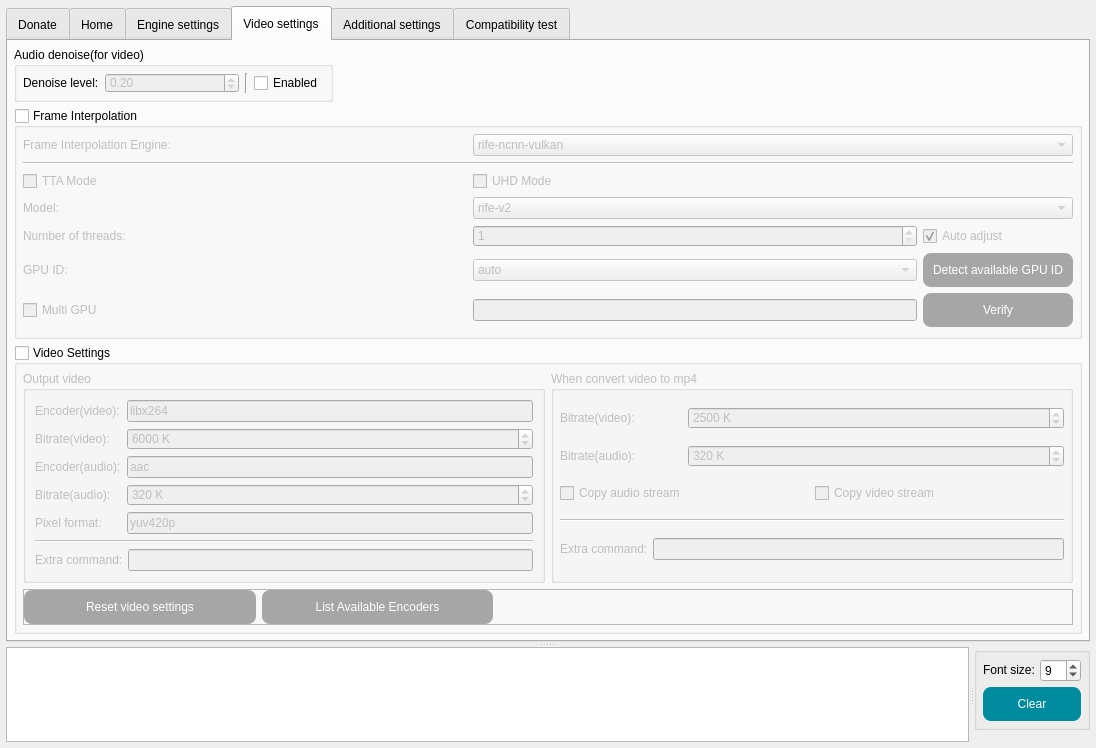
The window that SRC/Waifu2x-Extension-QT/mainwindow.ui (AaronFeng753/Waifu2x-Extension-GUI) describes before a commit, drawn with Qt 5.
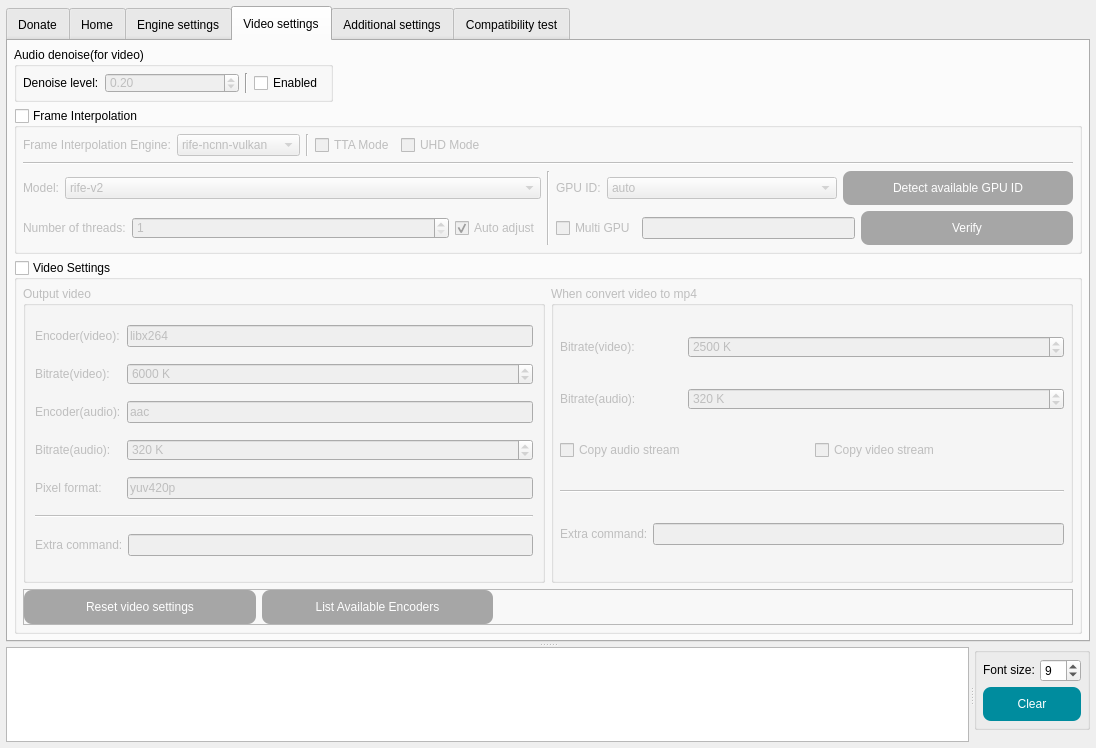
The same window after the commit. The open tabs and pages were chosen to show the change. Icons and pictures are not drawn.

```diff
--- a/SRC/Waifu2x-Extension-QT/mainwindow.ui
+++ b/SRC/Waifu2x-Extension-QT/mainwindow.ui
@@ -7106,6 +7106,12 @@
          </item>
          <item row="1" column="0" colspan="2">
           <widget class="QGroupBox" name="groupBox_FrameInterpolation">
+           <property name="sizePolicy">
+            <sizepolicy hsizetype="Preferred" vsizetype="Fixed">
+             <horstretch>0</horstretch>
+             <verstretch>0</verstretch>
+            </sizepolicy>
+           </property>
            <property name="title">
             <string>Frame Interpolation</string>
            </property>
@@ -7145,6 +7151,126 @@
               <property name="lineWidth">
                <number>0</number>
               </property>
+              <layout class="QGridLayout" name="gridLayout_68">
+               <property name="leftMargin">
+                <number>0</number>
+               </property>
+               <property name="topMargin">
+                <number>0</number>
+               </property>
+               <property name="rightMargin">
+                <number>0</number>
+               </property>
+               <property name="bottomMargin">
+                <number>0</number>
+               </property>
+               <item row="1" column="0" colspan="3">
+                <widget class="Line" name="line_27">
+                 <property name="orientation">
+                  <enum>Qt::Horizontal</enum>
+                 </property>
+                </widget>
+               </item>
+               <item row="2" column="1" rowspan="2">
+                <widget class="Line" name="line_29">
+                 <property name="orientation">
+                  <enum>Qt::Vertical</enum>
+                 </property>
+                </widget>
+               </item>
+               <item row="0" column="0" colspan="3">
+                <widget class="QFrame" name="frame_15">
+                 <property name="sizePolicy">
+                  <sizepolicy hsizetype="Preferred" vsizetype="Fixed">
+                   <horstretch>0</horstretch>
+                   <verstretch>0</verstretch>
+                  </sizepolicy>
+                 </property>
+                 <property name="frameShape">
+                  <enum>QFrame::NoFrame</enum>
+                 </property>
+                 <property name="frameShadow">
+                  <enum>QFrame::Raised</enum>
+                 </property>
+                 <layout class="QGridLayout" name="gridLayout_67">
+                  <property name="leftMargin">
+                   <number>0</number>
+                  </property>
+                  <property name="topMargin">
+                   <number>0</number>
+                  </property>
+                  <property name="rightMargin">
+                   <number>0</number>
+                  </property>
+                  <property name="bottomMargin">
+                   <number>0</number>
+                  </property>
+                  <item row="0" column="5">
+                   <widget class="QCheckBox" name="checkBox_TTA_VFI">
+                    <property name="sizePolicy">
+                     <sizepolicy hsizetype="Preferred" vsizetype="Fixed">
+                      <horstretch>0</horstretch>
+                      <verstretch>0</verstretch>
+                     </sizepolicy>
+                    </property>
+                    <property name="toolTip">
+                     <string>TTA(Test-Time Augmentation):
+The processing time is eight times longer than when unchecked, 
+and the peak signal-to-noise ratio (PSNR) is increased by 0.15, 
+but the effect may not be obvious. It is not recommended to enable it.</string>
+                    </property>
+                    <property name="text">
+                     <string>TTA Mode</string>
+                    </property>
+                   </widget>
+                  </item>
+                  <item row="0" column="7">
+                   <spacer name="horizontalSpacer_12">
+                    <property name="orientation">
+                     <enum>Qt::Horizontal</enum>
+                    </property>
+                    <property name="sizeHint" stdset="0">
+                     <size>
+                      <width>40</width>
+                      <height>20</height>
+                     </size>
+                    </property>
+                   </spacer>
+                  </item>
+                  <item row="0" column="4">
+                   <widget class="Line" name="line_28">
+                    <property name="orientation">
+                     <enum>Qt::Vertical</enum>
+                    </property>
+                   </widget>
+                  </item>
+                  <item row="0" column="6">
+                   <widget class="QCheckBox" name="checkBox_UHD_VFI">
+                    <property name="sizePolicy">
+                     <sizepolicy hsizetype="Preferred" vsizetype="Fixed">
+                      <horstretch>0</horstretch>
+                      <verstretch>0</verstretch>
+                     </sizepolicy>
+                    </property>
+                    <property name="text">
+                     <string>UHD Mode</string>
+                    </property>
+                   </widget>
+                  </item>
+                  <item row="0" column="3">
+                   <widget class="QFrame" name="frame_14">
+                    <property name="sizePolicy">
+                     <sizepolicy hsizetype="Fixed" vsizetype="Fixed">
+                      <horstretch>0</horstretch>
+                      <verstretch>0</verstretch>
+                     </sizepolicy>
+                    </property>
+                    <property name="frameShape">
+                     <enum>QFrame::NoFrame</enum>
+                    </property>
+                    <property name="frameShadow">
+                     <enum>QFrame::Raised</enum>
+                    </property>
               <layout class="QGridLayout" name="gridLayout_65">
                <property name="leftMargin">
                 <number>0</number>
@@ -7158,41 +7284,77 @@
                <property name="bottomMargin">
                 <number>0</number>
                </property>
-               <item row="5" column="0">
+                     <item row="0" column="0">
+                      <widget class="QLabel" name="label_37">
+                       <property name="sizePolicy">
+                        <sizepolicy hsizetype="Fixed" vsizetype="Fixed">
+                         <horstretch>0</horstretch>
+                         <verstretch>0</verstretch>
+                        </sizepolicy>
+                       </property>
+                       <property name="text">
+                        <string>Frame Interpolation Engine:</string>
+                       </property>
+                      </widget>
+                     </item>
+                     <item row="0" column="1">
+                      <widget class="QComboBox" name="comboBox_Engine_VFI">
+                       <property name="sizePolicy">
+                        <sizepolicy hsizetype="Fixed" vsizetype="Fixed">
+                         <horstretch>0</horstretch>
+                         <verstretch>0</verstretch>
+                        </sizepolicy>
+                       </property>
+                       <item>
+                        <property name="text">
+                         <string notr="true">rife-ncnn-vulkan</string>
+                        </property>
+                       </item>
+                       <item>
+                        <property name="text">
+                         <string notr="true">cain-ncnn-vulkan</string>
+                        </property>
+                       </item>
+                      </widget>
+                     </item>
+                    </layout>
+                   </widget>
+                  </item>
+                 </layout>
+                </widget>
+               </item>
+               <item row="3" column="0">
+                <layout class="QHBoxLayout" name="horizontalLayout_9">
+                 <item>
                 <widget class="QLabel" name="label_28">
+                   <property name="sizePolicy">
+                    <sizepolicy hsizetype="Fixed" vsizetype="Preferred">
+                     <horstretch>0</horstretch>
+                     <verstretch>0</verstretch>
+                    </sizepolicy>
+                   </property>
                  <property name="text">
                   <string>Number of threads:</string>
                  </property>
                 </widget>
                </item>
-               <item row="7" column="0">
-                <widget class="QLabel" name="label_30">
-                 <property name="text">
-                  <string>GPU ID:</string>
-                 </property>
-                </widget>
-               </item>
-               <item row="8" column="0">
-                <widget class="QCheckBox" name="checkBox_MultiGPU_VFI">
+                 <item>
+                  <widget class="QSpinBox" name="spinBox_NumOfThreads_VFI">
                  <property name="sizePolicy">
-                  <sizepolicy hsizetype="Minimum" vsizetype="Preferred">
+                    <sizepolicy hsizetype="Preferred" vsizetype="Fixed">
                    <horstretch>0</horstretch>
                    <verstretch>0</verstretch>
                   </sizepolicy>
                  </property>
-                 <property name="text">
-                  <string>Multi GPU</string>
-                 </property>
-                </widget>
-               </item>
-               <item row="1" column="0" colspan="3">
-                <widget class="Line" name="line_27">
-                 <property name="orientation">
-                  <enum>Qt::Horizontal</enum>
+                   <property name="minimum">
+                    <number>1</number>
+                   </property>
+                   <property name="maximum">
+                    <number>999999999</number>
                  </property>
                 </widget>
                </item>
-               <item row="5" column="2">
+                 <item>
                 <widget class="QCheckBox" name="checkBox_AutoAdjustNumOfThreads_VFI">
                  <property name="sizePolicy">
                   <sizepolicy hsizetype="Fixed" vsizetype="Fixed">
@@ -7212,7 +7374,24 @@
                  </property>
                 </widget>
                </item>
-               <item row="8" column="1">
+                </layout>
+               </item>
+               <item row="3" column="2">
+                <layout class="QHBoxLayout" name="horizontalLayout_6">
+                 <item>
+                  <widget class="QCheckBox" name="checkBox_MultiGPU_VFI">
+                   <property name="sizePolicy">
+                    <sizepolicy hsizetype="Fixed" vsizetype="Preferred">
+                     <horstretch>0</horstretch>
+                     <verstretch>0</verstretch>
+                    </sizepolicy>
+                   </property>
+                   <property name="text">
+                    <string>Multi GPU</string>
+                   </property>
+                  </widget>
+                 </item>
+                 <item>
                 <widget class="QLineEdit" name="lineEdit_MultiGPU_IDs_VFI">
                  <property name="sizePolicy">
                   <sizepolicy hsizetype="Preferred" vsizetype="Fixed">
@@ -7229,7 +7408,7 @@
                  </property>
                 </widget>
                </item>
-               <item row="8" column="2">
+                 <item>
                 <widget class="QPushButton" name="pushButton_Verify_MultiGPU_VFI">
                  <property name="sizePolicy">
                   <sizepolicy hsizetype="Preferred" vsizetype="Fixed">
@@ -7275,7 +7454,96 @@
                  </property>
                 </widget>
                </item>
-               <item row="3" column="1" colspan="2">
+                </layout>
+               </item>
+               <item row="2" column="2">
+                <layout class="QHBoxLayout" name="horizontalLayout_4">
+                 <item>
+                  <widget class="QLabel" name="label_30">
+                   <property name="sizePolicy">
+                    <sizepolicy hsizetype="Fixed" vsizetype="Preferred">
+                     <horstretch>0</horstretch>
+                     <verstretch>0</verstretch>
+                    </sizepolicy>
+                   </property>
+                   <property name="text">
+                    <string>GPU ID:</string>
+                   </property>
+                  </widget>
+                 </item>
+                 <item>
+                  <widget class="QComboBox" name="comboBox_GPUID_VFI">
+                   <property name="toolTip">
+                    <string>&quot;-1&quot; is CPU, others are GPUs</string>
+                   </property>
+                   <item>
+                    <property name="text">
+                     <string notr="true">auto</string>
+                    </property>
+                   </item>
+                  </widget>
+                 </item>
+                 <item>
+                  <widget class="QPushButton" name="pushButton_DetectGPU_VFI">
+                   <property name="sizePolicy">
+                    <sizepolicy hsizetype="Preferred" vsizetype="Fixed">
+                     <horstretch>0</horstretch>
+                     <verstretch>0</verstretch>
+                    </sizepolicy>
+                   </property>
+                   <property name="styleSheet">
+                    <string notr="true">QPushButton{
+background-color: rgb(52, 152, 219);
+color: rgb(255, 255, 255);
+border-style:outset;
+border-radius:8px;
+padding:10px;
+}
+QPushButton:hover{
+background-color: rgb(60, 177, 255);
+color: rgb(255, 255, 255);
+border-style:outset;
+border-radius:8px;
+padding:10px;
+}
+QPushButton:pressed{
+background-color: rgb(45, 134, 193);
+color: rgb(255, 255, 255);
+border-style:outset;
+border-radius:8px;
+padding:10px;
+}
+QPushButton:disabled{
+background-color: rgb(166, 166, 166);
+color: rgb(255, 255, 255);
+border-style:outset;
+border-radius:8px;
+padding:10px;
+}</string>
+                   </property>
+                   <property name="text">
+                    <string>Detect available GPU ID</string>
+                   </property>
+                  </widget>
+                 </item>
+                </layout>
+               </item>
+               <item row="2" column="0">
+                <layout class="QHBoxLayout" name="horizontalLayout_11">
+                 <item>
+                  <widget class="QLabel" name="label_3">
+                   <property name="sizePolicy">
+                    <sizepolicy hsizetype="Fixed" vsizetype="Preferred">
+                     <horstretch>0</horstretch>
+                     <verstretch>0</verstretch>
+                    </sizepolicy>
+                   </property>
+                   <property name="text">
+                    <string>Model:</string>
+                   </property>
+                  </widget>
+                 </item>
+                 <item>
                 <widget class="QComboBox" name="comboBox_Model_VFI">
                  <property name="currentIndex">
                   <number>4</number>
@@ -7307,136 +7575,7 @@
                  </item>
                 </widget>
                </item>
-               <item row="0" column="0">
-                <widget class="QLabel" name="label_37">
-                 <property name="text">
-                  <string>Frame Interpolation Engine:</string>
-                 </property>
-                </widget>
-               </item>
-               <item row="5" column="1">
-                <widget class="QSpinBox" name="spinBox_NumOfThreads_VFI">
-                 <property name="sizePolicy">
-                  <sizepolicy hsizetype="Preferred" vsizetype="Fixed">
-                   <horstretch>0</horstretch>
-                   <verstretch>0</verstretch>
-                  </sizepolicy>
-                 </property>
-                 <property name="minimum">
-                  <number>1</number>
-                 </property>
-                 <property name="maximum">
-                  <number>999999999</number>
-                 </property>
-                </widget>
-               </item>
-               <item row="2" column="0">
-                <widget class="QCheckBox" name="checkBox_TTA_VFI">
-                 <property name="sizePolicy">
-                  <sizepolicy hsizetype="Preferred" vsizetype="Fixed">
-                   <horstretch>0</horstretch>
-                   <verstretch>0</verstretch>
-                  </sizepolicy>
-                 </property>
-                 <property name="toolTip">
-                  <string>TTA(Test-Time Augmentation):
-The processing time is eight times longer than when unchecked, 
-and the peak signal-to-noise ratio (PSNR) is increased by 0.15, 
-but the effect may not be obvious. It is not recommended to enable it.</string>
-                 </property>
-                 <property name="text">
-                  <string>TTA Mode</string>
-                 </property>
-                </widget>
-               </item>
-               <item row="2" column="1" colspan="2">
-                <widget class="QCheckBox" name="checkBox_UHD_VFI">
-                 <property name="sizePolicy">
-                  <sizepolicy hsizetype="Preferred" vsizetype="Fixed">
-                   <horstretch>0</horstretch>
-                   <verstretch>0</verstretch>
-                  </sizepolicy>
-                 </property>
-                 <property name="text">
-                  <string>UHD Mode</string>
-                 </property>
-                </widget>
-               </item>
-               <item row="7" column="2">
-                <widget class="QPushButton" name="pushButton_DetectGPU_VFI">
-                 <property name="sizePolicy">
-                  <sizepolicy hsizetype="Preferred" vsizetype="Fixed">
-                   <horstretch>0</horstretch>
-                   <verstretch>0</verstretch>
-                  </sizepolicy>
-                 </property>
-                 <property name="styleSheet">
-                  <string notr="true">QPushButton{
-background-color: rgb(52, 152, 219);
-color: rgb(255, 255, 255);
-border-style:outset;
-border-radius:8px;
-padding:10px;
-}
-QPushButton:hover{
-background-color: rgb(60, 177, 255);
-color: rgb(255, 255, 255);
-border-style:outset;
-border-radius:8px;
-padding:10px;
-}
-QPushButton:pressed{
-background-color: rgb(45, 134, 193);
-color: rgb(255, 255, 255);
-border-style:outset;
-border-radius:8px;
-padding:10px;
-}
-QPushButton:disabled{
-background-color: rgb(166, 166, 166);
-color: rgb(255, 255, 255);
-border-style:outset;
-border-radius:8px;
-padding:10px;
-}</string>
-                 </property>
-                 <property name="text">
-                  <string>Detect available GPU ID</string>
-                 </property>
-                </widget>
-               </item>
-               <item row="7" column="1">
-                <widget class="QComboBox" name="comboBox_GPUID_VFI">
-                 <property name="toolTip">
-                  <string>&quot;-1&quot; is CPU, others are GPUs</string>
-                 </property>
-                 <item>
-                  <property name="text">
-                   <string notr="true">auto</string>
-                  </property>
-                 </item>
-                </widget>
-               </item>
-               <item row="3" column="0">
-                <widget class="QLabel" name="label_3">
-                 <property name="text">
-                  <string>Model:</string>
-                 </property>
-                </widget>
-               </item>
-               <item row="0" column="1" colspan="2">
-                <widget class="QComboBox" name="comboBox_Engine_VFI">
-                 <item>
-                  <property name="text">
-                   <string notr="true">rife-ncnn-vulkan</string>
-                  </property>
-                 </item>
-                 <item>
-                  <property name="text">
-                   <string notr="true">cain-ncnn-vulkan</string>
-                  </property>
-                 </item>
-                </widget>
+                </layout>
                </item>
               </layout>
              </widget>
```
Left out of the diff: 2 changed lines with no effect on the pictures. Lines whose indentation alone changed are shown as unchanged.
